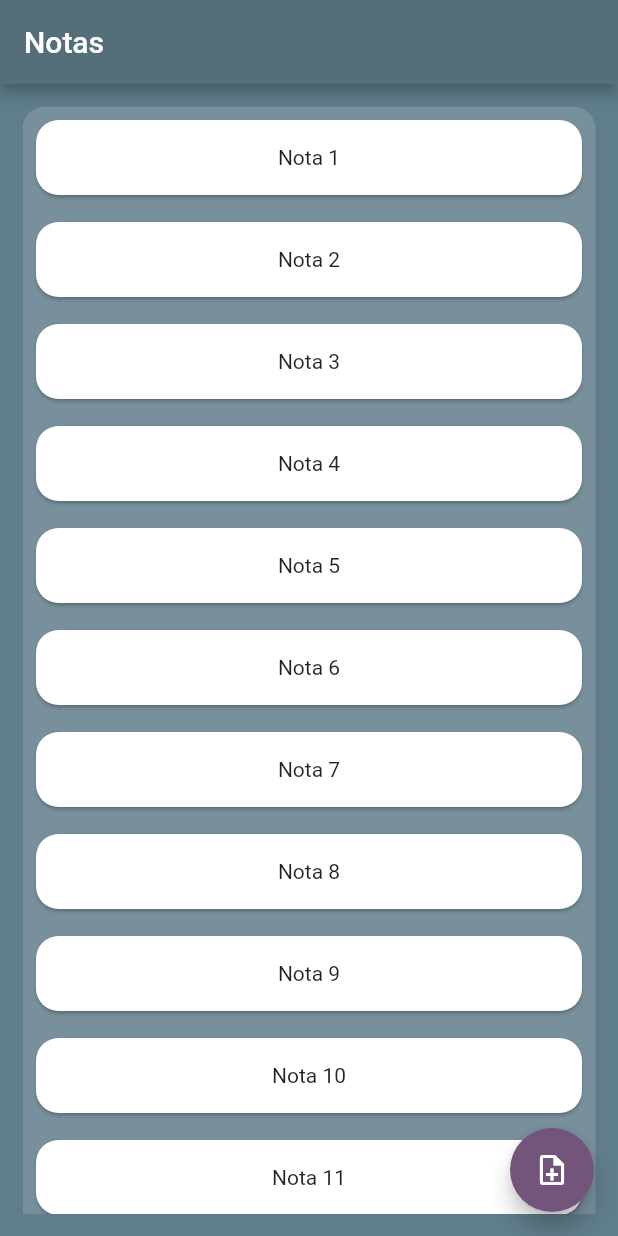
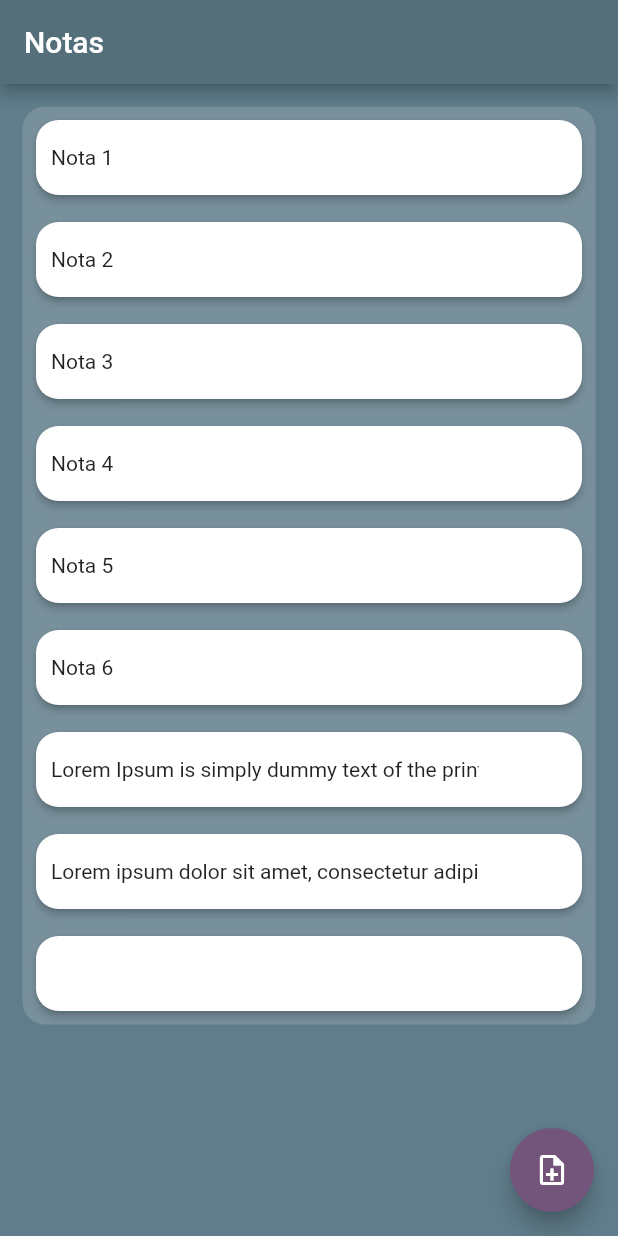
Before and after one commit to luchofmartinez/notes_app, a Flutter app: the NotaScreen screen opened by its route, after a tap on the "save" icon, on a phone screen of 412 x 824 dp. Run offline on Flutter 3.47's test engine with Material 2 defaults, Android fonts, the phone set to English and light mode, and no system bars.

```diff
--- a/lib/models/notes.dart
+++ b/lib/models/notes.dart
@@ -2,17 +2,17 @@ import 'package:notes_app/models/note.dart';
 
 class Notes {
   static List<Note> nota = [
-    Note(id: 1, descripcion: "Nota 1"),
-    Note(id: 2, descripcion: "Nota 2"),
-    Note(id: 3, descripcion: "Nota 3"),
-    Note(id: 4, descripcion: "Nota 4"),
-    Note(id: 5, descripcion: "Nota 5"),
-    Note(id: 6, descripcion: "Nota 6"),
-    Note(id: 7, descripcion: "Nota 7"),
-    Note(id: 8, descripcion: "Nota 8"),
-    Note(id: 9, descripcion: "Nota 9"),
-    Note(id: 10, descripcion: "Nota 10"),
-    Note(id: 11, descripcion: "Nota 11"),
-    Note(id: 12, descripcion: "Nota 12"),
+    Note(id: 0, descripcion: "Nota 1"), // pos -> 0
+    Note(id: 1, descripcion: "Nota 2"), // pos -> 1
+    Note(id: 2, descripcion: "Nota 3"), // pos -> 2
+    Note(id: 3, descripcion: "Nota 4"), // pos -> 3
+    Note(id: 4, descripcion: "Nota 5"), // pos -> 4
+    Note(id: 5, descripcion: "Nota 6"), // pos -> 5
+    Note(id: 6, descripcion: "Lorem Ipsum is simply dummy text of the printing and typesetting industry. Lorem Ipsum has been the industry's standard dummy text ever since the 1500s, when an unknown printer took a galley of type and scrambled it to make a type specimen book. It has survived not only five centuries, but also the leap into electronic typesetting, remaining essentially unchanged. It was popularised in the 1960s with the release of Letraset sheets containing Lorem Ipsum passages, and more recently with desktop publishing software like Aldus PageMaker including versions of Lorem Ipsum."),
+    Note(id: 7, descripcion: "Lorem ipsum dolor sit amet, consectetur adipiscing elit, sed do eiusmod tempor incididunt ut labore et dolore magna aliqua. Non curabitur gravida arcu ac tortor dignissim convallis aenean. Convallis aenean et tortor at risus viverra adipiscing at. Eu scelerisque felis imperdiet proin fermentum leo. Ipsum dolor sit amet consectetur adipiscing elit pellentesque habitant. Sed nisi lacus sed viverra. Sollicitudin aliquam ultrices sagittis orci a scelerisque purus semper eget. Et egestas quis ipsum suspendisse ultrices gravida dictum. Mi in nulla posuere sollicitudin aliquam ultrices sagittis orci a. Ultrices neque ornare aenean euismod elementum nisi. Adipiscing bibendum est ultricies integer quis auctor. Arcu non odio euismod lacinia. Proin nibh nisl condimentum id venenatis a condimentum vitae. Amet consectetur adipiscing elit duis tristique sollicitudin nibh sit. Velit laoreet id donec ultrices. Rhoncus mattis rhoncus urna neque viverra justo. Interdum velit laoreet id donec ultrices tincidunt arcu non. Viverra tellus in hac habitasse platea dictumst vestibulum rhoncus est. Bibendum neque egestas congue quisque egestas diam in. Nulla aliquet porttitor lacus luctus."),
+    // Note(id: 9, descripcion: "Nota 9"),
+    // Note(id: 10, descripcion: "Nota 10"),
+    // Note(id: 11, descripcion: "Nota 11"),
+    // Note(id: 12, descripcion: "Nota 12"),
   ];
 }
--- a/lib/screens/agregar_nota_screen.dart
+++ b/lib/screens/agregar_nota_screen.dart
@@ -1,8 +1,9 @@
 import 'package:flutter/material.dart';
 import 'package:notes_app/models/note.dart';
 import 'package:notes_app/models/notes.dart';
+import 'package:notes_app/screens/screens.dart';
 
-class NotaScreen extends StatelessWidget {
+class NotaScreen extends StatefulWidget {
   final Note note;
 
   const NotaScreen({
@@ -21,6 +22,12 @@ class NotaScreen extends StatelessWidget {
       note: Note(id: 0, descripcion: ''),
     );
   }
+
+  @override
+  State<NotaScreen> createState() => _NotaScreenState();
+}
+
+class _NotaScreenState extends State<NotaScreen> {
   @override
   Widget build(BuildContext context) {
     GlobalKey<FormState> formKey = GlobalKey<FormState>();
@@ -28,7 +35,9 @@ class NotaScreen extends StatelessWidget {
 
     return Scaffold(
       appBar: AppBar(
-        title: const Text("Nota - Nueva"),
+        title: widget.note.descripcion != ''
+            ? const Text("Nota - Editar")
+            : const Text("Nota - Nueva"),
       ),
       body: Container(
         width: double.infinity,
@@ -42,24 +51,24 @@ class NotaScreen extends StatelessWidget {
       floatingActionButton: FloatingActionButton(
         backgroundColor: const Color.fromRGBO(115, 84, 122, 1),
         onPressed: () {
-          Notes.nota.add(
-            Note(id: Notes.nota.length, descripcion: noteController.text),
-          );
+          if (widget.note.descripcion == '') {
 
-          // Note(id: Notes.nota.length, descripcion: noteController.text),
-          // )
-          // Navigator.pushReplacementNamed(context, '/home');
-          Navigator.pushNamedAndRemoveUntil(context, '/home', (route) => false);
+            // Agregar nota nueva
+            Notes.nota.add(
+              Note(id: Notes.nota.length, descripcion: noteController.text),
+            );
+            Navigator.pushNamedAndRemoveUntil(
+                context, '/home', (route) => false);
+          } else {
+
+            // Buscar nota por id, setear descripcion con el controller
+            Notes.nota
+                .firstWhere((element) => element.id == widget.note.id)
+                .descripcion = noteController.text;
+            Navigator.pushNamedAndRemoveUntil(
+                context, '/home', (route) => false);
+          }
         },
-        // : () {
-        //     Notes.nota
-        //             .where((element) => element.id == note.id)
-        //             .first
-        //             .descripcion ==
-        //         noteController.text;
-        //     Navigator.pushNamedAndRemoveUntil(
-        //         context, '/home', (route) => false);
-        //   },
         child: const Icon(Icons.save, color: Colors.white),
       ),
     );
@@ -67,8 +76,8 @@ class NotaScreen extends StatelessWidget {
 
   Widget _formNewNote(
       GlobalKey<FormState> formKey, TextEditingController noteController) {
-    if (note.descripcion.isNotEmpty || note.descripcion != '') {
-      noteController.text = note.descripcion;
+    if (widget.note.descripcion.isNotEmpty || widget.note.descripcion != '') {
+      noteController.text = widget.note.descripcion;
     }
 
     return Form(
@@ -76,7 +85,13 @@ class NotaScreen extends StatelessWidget {
       child: Column(
         children: [
           TextFormField(
-            maxLines: 10,
+            validator: (value) {
+              if (value != null || value == '') {
+                return 'Please enter anything';
+              }
+              return null;
+            },
+            maxLines: 15,
             controller: noteController,
             keyboardType: TextInputType.text,
             decoration: InputDecoration(
@@ -91,7 +106,7 @@ class NotaScreen extends StatelessWidget {
               fillColor: Colors.blueGrey[300],
               filled: true,
             ),
-            maxLength: 150,
+            maxLength: 1000,
           )
         ],
       ),
--- a/lib/screens/home_screen.dart
+++ b/lib/screens/home_screen.dart
@@ -1,28 +1,41 @@
-// ignore_for_file: public_member_api_docs, sort_constructors_first
+import 'dart:developer';
+
 import 'package:flutter/material.dart';
 
 import 'package:notes_app/models/note.dart';
 import 'package:notes_app/models/notes.dart';
 import 'package:notes_app/screens/screens.dart';
 
-class HomeScreen extends StatelessWidget {
-  final noteList = Notes.nota;
+class HomeScreen extends StatefulWidget {
+  const HomeScreen({super.key});
+
+  @override
+  State<HomeScreen> createState() => _HomeScreenState();
+}
+
+class _HomeScreenState extends State<HomeScreen> {
+  final listadoNotas = Notes.nota;
 
   @override
   Widget build(BuildContext context) {
     return Scaffold(
       appBar: AppBar(
         title: const Text("Notas"),
+        actions: [Container()],
       ),
       body: Container(
         width: double.infinity,
         height: double.infinity,
         color: Colors.blueGrey,
-        child: NotesList(notes: noteList),
+        child: NotesList(
+          pListadoNotas: listadoNotas,
+        ),
       ),
       floatingActionButton: FloatingActionButton(
         backgroundColor: const Color.fromRGBO(115, 84, 122, 1),
-        onPressed: () => Navigator.pushNamed(context, '/agregar'),
+        onPressed: () => Navigator.pushNamed(context, '/agregar').then((value) {
+          setState(() {});
+        }),
         child: const Icon(
           Icons.note_add_outlined,
           color: Colors.white,
@@ -33,11 +46,11 @@ class HomeScreen extends StatelessWidget {
 }
 
 class NotesList extends StatefulWidget {
-  List<Note> notes;
+  final List<Note> pListadoNotas;
 
-  NotesList({
+  const NotesList({
     Key? key,
-    required this.notes,
+    required this.pListadoNotas,
   }) : super(key: key);
 
   @override
@@ -45,11 +58,20 @@ class NotesList extends StatefulWidget {
 }
 
 class _NotesListState extends State<NotesList> {
+  List<Note> notes = [];
 
   @override
   void initState() {
     super.initState();
+    notes = widget.pListadoNotas;
   }
+
+  void _deleteNote(Note pNota) {
+    setState(() {
+      notes.removeWhere((element) => element == pNota);
+    });
+  }
+
   @override
   Widget build(BuildContext context) {
     return Padding(
@@ -62,18 +84,17 @@ class _NotesListState extends State<NotesList> {
           ),
           width: double.infinity,
           child: Column(
-            // mainAxisAlignment: MainAxisAlignment.start,
-            // crossAxisAlignment: CrossAxisAlignment.start,
             children: [
               ListView.builder(
                 physics: const ScrollPhysics(),
                 shrinkWrap: true,
-                itemCount: widget.notes.length,
+                itemCount: notes.length,
                 itemBuilder: (context, index) {
                   return Padding(
                     padding: const EdgeInsets.all(5.0),
                     child: _buildNotes(
-                      nota: widget.notes[index],
+                      pNote: notes[index],
+                      functionCallback: _deleteNote,
                     ),
                   );
                 },
@@ -87,11 +108,13 @@ class _NotesListState extends State<NotesList> {
 }
 
 class _buildNotes extends StatefulWidget {
-  Note nota;
+  final Note pNote;
+  final Function(Note) functionCallback;
 
-  _buildNotes({
+  const _buildNotes({
     Key? key,
-    required this.nota,
+    required this.pNote,
+    required this.functionCallback,
   }) : super(key: key);
 
   @override
@@ -99,26 +122,80 @@ class _buildNotes extends StatefulWidget {
 }
 
 class _buildNotesState extends State<_buildNotes> {
+  late Note note;
+
+  @override
+  void initState() {
+    super.initState();
+    note = widget.pNote;
+  }
+
   @override
   Widget build(BuildContext context) {
     return Row(
+      mainAxisAlignment: MainAxisAlignment.start,
       children: [
         Expanded(
           child: Card(
+            elevation: 2,
             color: Colors.white,
             shape: RoundedRectangleBorder(
               borderRadius: BorderRadius.circular(15),
             ),
             child: InkWell(
+              onLongPress: () {
+                showDialog(
+                  barrierDismissible: false,
+                  useSafeArea: true,
+                  context: context,
+                  builder: (context) => AlertDialog(
+                    actions: [
+                      TextButton(
+                        child: const Text("Si"),
+                        onPressed: () {
+                          setState(() {
+                            widget.functionCallback(note);
+                          });
+                          Navigator.pop(context);
+                        },
+                      ),
+                      TextButton(
+                        child: const Text("No"),
+                        onPressed: () {
+                          Navigator.pop(context);
+                        },
+                      ),
+                    ],
+                    title: const Center(child: Text("Eliminando nota")),
+                    content: const Text("¿Estas seguro de borrar esta nota?"),
+                  ),
+                );
+              },
               borderRadius: BorderRadius.circular(15),
               onTap: () {
                 Navigator.of(context).push(MaterialPageRoute(
-                  builder: (context) => NotaScreen.edit(widget.nota),
+                  builder: (context) => NotaScreen.edit(note),
                 ));
               },
-              child: SizedBox(
-                height: 50,
-                child: Center(child: Text(widget.nota.descripcion)),
+              child: Row(
+                mainAxisAlignment: MainAxisAlignment.spaceBetween,
+                children: [
+                  SizedBox(
+                    width: MediaQuery.of(context).size.width / 1.35,
+                    height: 50,
+                    child: Padding(
+                      padding: const EdgeInsets.only(left: 10.0, right: 10),
+                      child: Align(
+                        alignment: Alignment.centerLeft,
+                        child: Text(
+                          note.descripcion,
+                          maxLines: 2,
+                          softWrap: false,
+                        ),
+                      ),
+                    ),
+                  ),
+                ],
               ),
             ),
           ),
```
Also changed, not shown: pubspec.yaml (+1 -6 lines), pubspec.lock, 18 other files.
